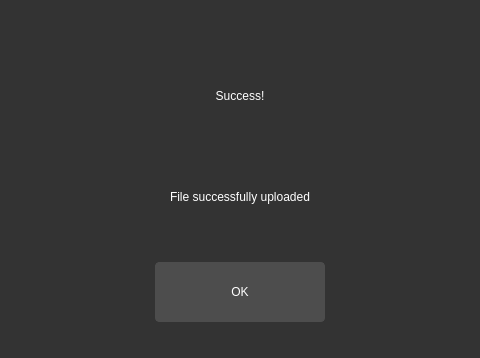
First picture: the form in source/program/driver/features/ui/uploadpage_success.ui, repository Teky500/Ebook-PR-Application, before the edit; both pictures show x 306 to 786 and y 0 to 358 of the 1092 by 683 pixel window.
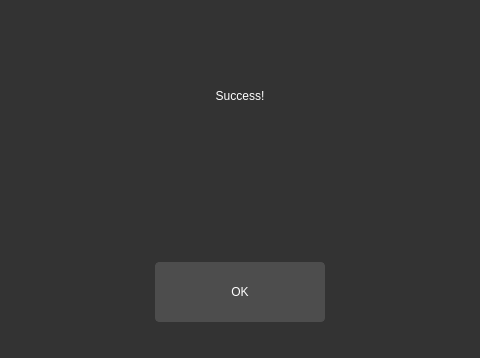
Second picture: the form after the edit.

Diff of the .ui file:
```diff
--- a/source/program/driver/features/ui/uploadpage_success.ui
+++ b/source/program/driver/features/ui/uploadpage_success.ui
@@ -132,7 +132,7 @@
           <string notr="true">font: 700 40pt &quot;Segoe UI&quot;;</string>
          </property>
          <property name="text">
-          <string>File successfully uploaded</string>
+          <string/>
          </property>
          <property name="alignment">
           <set>Qt::AlignCenter</set>
```
Left out of the diff: 2 changed lines with no effect on the pictures.
